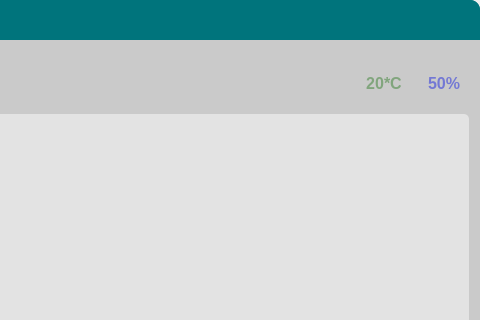
Above: Device/New_Interface/server.ui from NegiKirin/PBL4-23-24 before the change; both pictures show x 653 to 1133 and y 0 to 320 of the 1133 by 618 pixel window. Below: the same form after it.
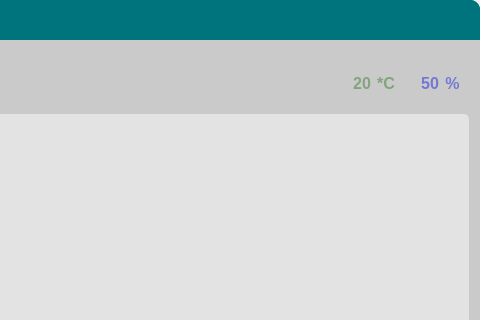
That is the form after the change. The open tabs and pages were chosen to show the change. Icons and pictures are not drawn.

The edit to the form file:
```diff
--- a/Device/New_Interface/server.ui
+++ b/Device/New_Interface/server.ui
@@ -1021,6 +1021,29 @@
                    </property>
                   </spacer>
                  </item>
+                 <item>
+                  <widget class="QLabel" name="label_tem">
+                   <property name="font">
+                    <font>
+                     <pointsize>12</pointsize>
+                     <weight>75</weight>
+                     <bold>true</bold>
+                    </font>
+                   </property>
+                   <property name="styleSheet">
+                    <string notr="true">QLabel{
+	
+	color: rgb(129, 165, 125);
+}</string>
+                   </property>
+                   <property name="text">
+                    <string>20</string>
+                   </property>
+                   <property name="alignment">
+                    <set>Qt::AlignCenter</set>
+                   </property>
+                  </widget>
+                 </item>
                  <item>
                   <widget class="QLabel" name="label_8">
                    <property name="font">
@@ -1037,7 +1060,7 @@
 }</string>
                    </property>
                    <property name="text">
-                    <string>20*C</string>
+                    <string>*C</string>
                    </property>
                    <property name="alignment">
                     <set>Qt::AlignCenter</set>
@@ -1060,6 +1083,29 @@
                    </property>
                   </spacer>
                  </item>
+                 <item>
+                  <widget class="QLabel" name="label_hum">
+                   <property name="font">
+                    <font>
+                     <pointsize>12</pointsize>
+                     <weight>75</weight>
+                     <bold>true</bold>
+                    </font>
+                   </property>
+                   <property name="styleSheet">
+                    <string notr="true">QLabel{
+	
+	color: rgb(115, 120, 212);
+}</string>
+                   </property>
+                   <property name="text">
+                    <string>50</string>
+                   </property>
+                   <property name="alignment">
+                    <set>Qt::AlignCenter</set>
+                   </property>
+                  </widget>
+                 </item>
                  <item>
                   <widget class="QLabel" name="label_9">
                    <property name="font">
@@ -1076,7 +1122,7 @@
 }</string>
                    </property>
                    <property name="text">
-                    <string>50%</string>
+                    <string>%</string>
                    </property>
                    <property name="alignment">
                     <set>Qt::AlignCenter</set>
```
Left out of the diff: 2 changed lines with no effect on the pictures.
